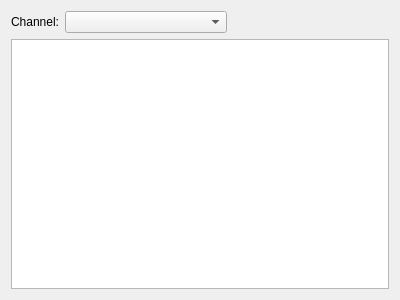
This is python/resources/ui/TableDataViewWidget.ui in introlab/OpenIMU as Qt 5 draws it before an edit. The edited form follows.
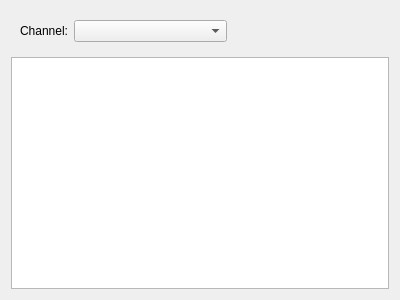
This is the edited form. Icons and pictures are not drawn.

The edit to the form file:
```diff
--- a/python/resources/ui/TableDataViewWidget.ui
+++ b/python/resources/ui/TableDataViewWidget.ui
@@ -19,6 +19,7 @@
   </property>
   <layout class="QVBoxLayout" name="verticalLayout">
    <item>
+    <widget class="QFrame" name="frameChannels">
     <layout class="QHBoxLayout" name="horizontalLayout">
      <item>
       <widget class="QLabel" name="lblChannel">
@@ -51,6 +52,7 @@
       </spacer>
      </item>
     </layout>
+    </widget>
    </item>
    <item>
     <widget class="QTableWidget" name="tableData">
```
Lines whose indentation alone changed are shown as unchanged.
